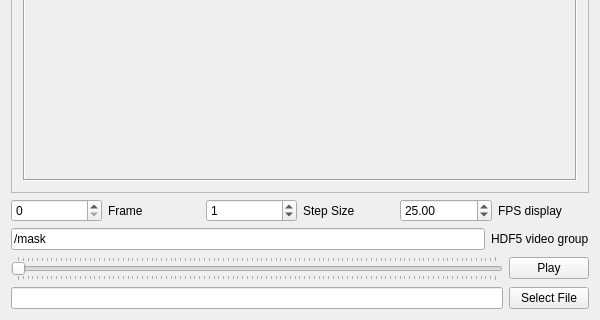
ver228/tierpsy-tracker, file examples/simpleHDF5videoviewer/QtCreatorFiles/imageviewer.ui: the form before one commit; both pictures show x 0 to 600 and y 440 to 760 of the 600 by 760 pixel window.
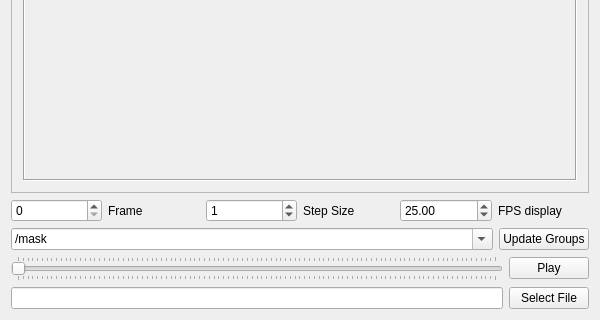
The form after the commit.

Patch:
```diff
--- a/examples/simpleHDF5videoviewer/QtCreatorFiles/imageviewer.ui
+++ b/examples/simpleHDF5videoviewer/QtCreatorFiles/imageviewer.ui
@@ -115,16 +115,32 @@
       <item>
        <layout class="QHBoxLayout" name="horizontalLayout_6">
         <item>
-         <widget class="QLineEdit" name="lineEdit_h5path">
-          <property name="text">
-           <string>/mask</string>
+         <widget class="QComboBox" name="comboBox_h5path">
+          <property name="editable">
+           <bool>true</bool>
           </property>
+          <item>
+           <property name="text">
+            <string>/mask</string>
+           </property>
+          </item>
+          <item>
+           <property name="text">
+            <string>/full_data</string>
+           </property>
+          </item>
          </widget>
         </item>
         <item>
-         <widget class="QLabel" name="label">
+         <widget class="QPushButton" name="pushButton_h5groups">
+          <property name="sizePolicy">
+           <sizepolicy hsizetype="Maximum" vsizetype="Fixed">
+            <horstretch>0</horstretch>
+            <verstretch>0</verstretch>
+           </sizepolicy>
+          </property>
           <property name="text">
-           <string>HDF5 video group</string>
+           <string>Update Groups</string>
           </property>
          </widget>
         </item>
```
Left out of the diff: 10 changed lines with no effect on the pictures.
